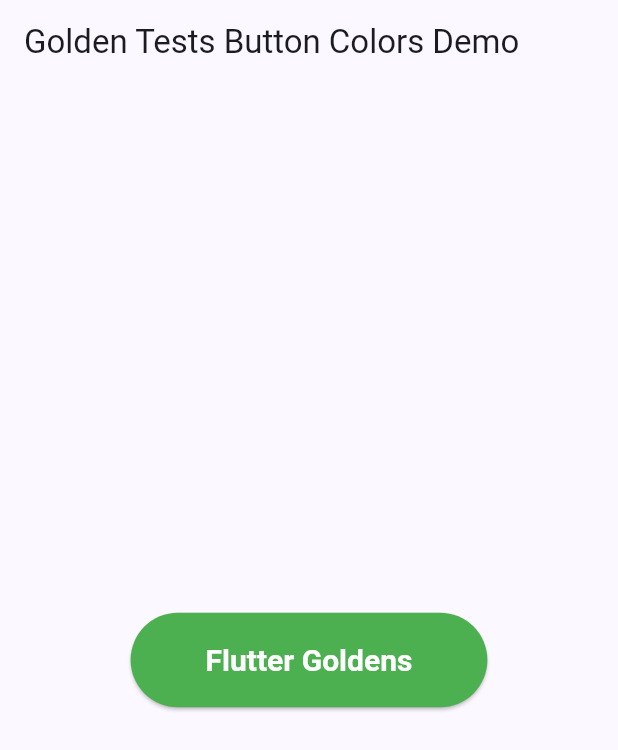
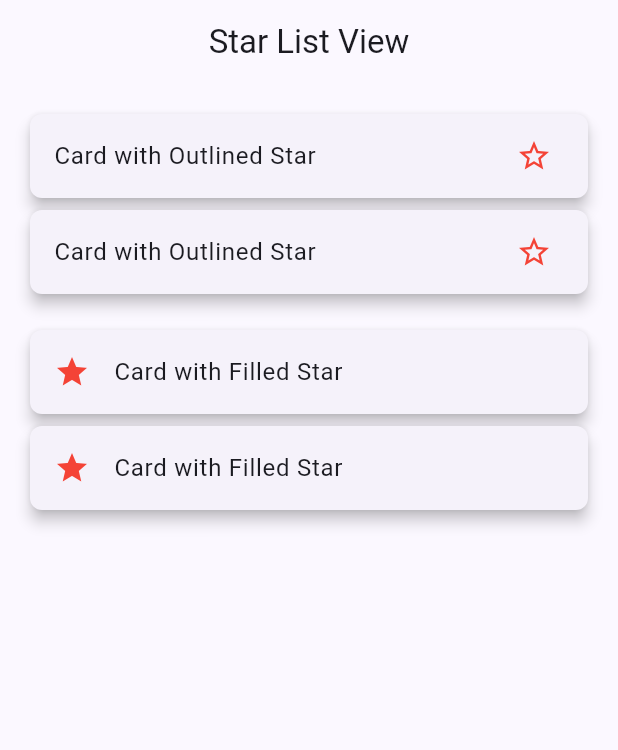
Before and after one commit to JosephineAkello/golden_tests_demo, a Flutter app: the screen it shows after launch, on a phone screen of 412 x 824 dp. Shown: the top 750 px of the screen. Run offline on Flutter 3.47's test engine with Material 3 defaults, Android fonts, the phone set to English and light mode, and no system bars.

Commit message:
update golden tests

```diff
--- a/lib/main.dart
+++ b/lib/main.dart
@@ -1,4 +1,5 @@
 import 'package:flutter/material.dart';
+import 'package:golden_test_demo/star_list_card.dart';
 
 void main() {
   runApp(const MyApp());
@@ -10,12 +11,13 @@
   @override
   Widget build(BuildContext context) {
     return MaterialApp(
+        debugShowCheckedModeBanner: false,
         theme: ThemeData(
           colorScheme: ColorScheme.fromSeed(
               seedColor: const Color.fromARGB(255, 14, 11, 207)),
           useMaterial3: true,
         ),
-        home: const HomePageButton());
+        home: const StarListCard());
   }
 }
 
@@ -31,7 +33,7 @@
       body: Center(
         child: ElevatedButton(
           style: ElevatedButton.styleFrom(
-            backgroundColor: Colors.green,
+            backgroundColor: Colors.red,
             padding: const EdgeInsets.symmetric(
               horizontal: 50,
               vertical: 20,
--- /dev/null
+++ b/lib/star_list_card.dart
@@ -0,0 +1,78 @@
+import 'package:flutter/material.dart';
+
+class StarListCard extends StatelessWidget {
+  const StarListCard({super.key});
+
+  @override
+  Widget build(BuildContext context) {
+    return Scaffold(
+      appBar: AppBar(
+        title: const Text(
+          'Star List View',
+        ),
+        centerTitle: true,
+      ),
+      body: ListView(
+        padding: const EdgeInsets.all(16.0),
+        children: [
+          // First card with an outlined star
+          Card(
+            shape: RoundedRectangleBorder(
+              borderRadius: BorderRadius.circular(8.0),
+            ),
+            elevation: 4,
+            child: const ListTile(
+              title: Text('Card with Outlined Star'),
+              trailing: Icon(
+                Icons.star_border,
+                color: Colors.red,
+              ),
+            ),
+          ),
+
+          Card(
+            shape: RoundedRectangleBorder(
+              borderRadius: BorderRadius.circular(8.0),
+            ),
+            elevation: 4,
+            child: const ListTile(
+              title: Text('Card with Outlined Star'),
+              trailing: Icon(
+                Icons.star_border,
+                color: Colors.red,
+              ),
+            ),
+          ),
+          const SizedBox(height: 16),
+          // Second card with a filled star
+          Card(
+            shape: RoundedRectangleBorder(
+              borderRadius: BorderRadius.circular(8.0),
+            ),
+            elevation: 4,
+            child: const ListTile(
+              title: Text('Card with Filled Star'),
+              leading: Icon(
+                Icons.star,
+                color: Colors.red,
+              ),
+            ),
+          ),
+          Card(
+            shape: RoundedRectangleBorder(
+              borderRadius: BorderRadius.circular(8.0),
+            ),
+            elevation: 4,
+            child: const ListTile(
+              title: Text('Card with Filled Star'),
+              leading: Icon(
+                Icons.star,
+                color: Colors.red,
+              ),
+            ),
+          ),
+        ],
+      ),
+    );
+  }
+}
--- a/pubspec.yaml
+++ b/pubspec.yaml
@@ -2,7 +2,7 @@ name: golden_test_demo
 description: "A new Flutter project."
 # The following line prevents the package from being accidentally published to
 # pub.dev using `flutter pub publish`. This is preferred for private packages.
-publish_to: 'none' # Remove this line if you wish to publish to pub.dev
+publish_to: "none" # Remove this line if you wish to publish to pub.dev
 
 # The following defines the version and build number for your application.
 # A version number is three numbers separated by dots, like 1.2.43
@@ -31,11 +31,11 @@ dependencies:
   flutter:
     sdk: flutter
 
-
   # The following adds the Cupertino Icons font to your application.
   # Use with the CupertinoIcons class for iOS style icons.
   cupertino_icons: ^1.0.8
   golden_toolkit: ^0.15.0
+  google_fonts: ^6.0.0
 
 dev_dependencies:
   flutter_test:
@@ -53,7 +53,6 @@ dev_dependencies:
 
 # The following section is specific to Flutter packages.
 flutter:
-
   # The following line ensures that the Material Icons font is
   # included with your application, so that you can use the icons in
   # the material Icons class.
```
Also changed, not shown: pubspec.lock, 19 other files.
